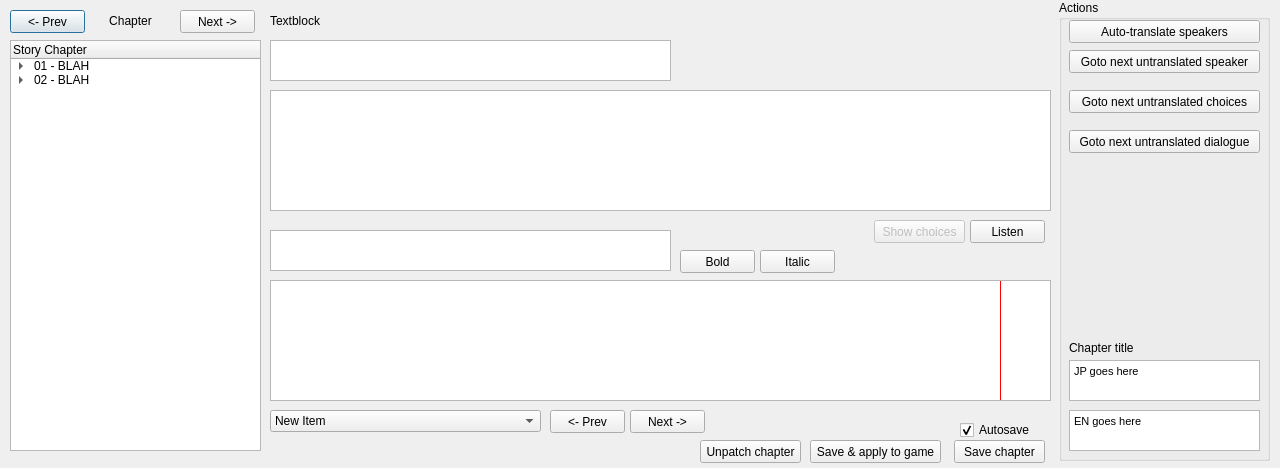
Old version of the form src/ui/widget_story.ui in the repository KevinVG207/Uma-Carotene-TL.
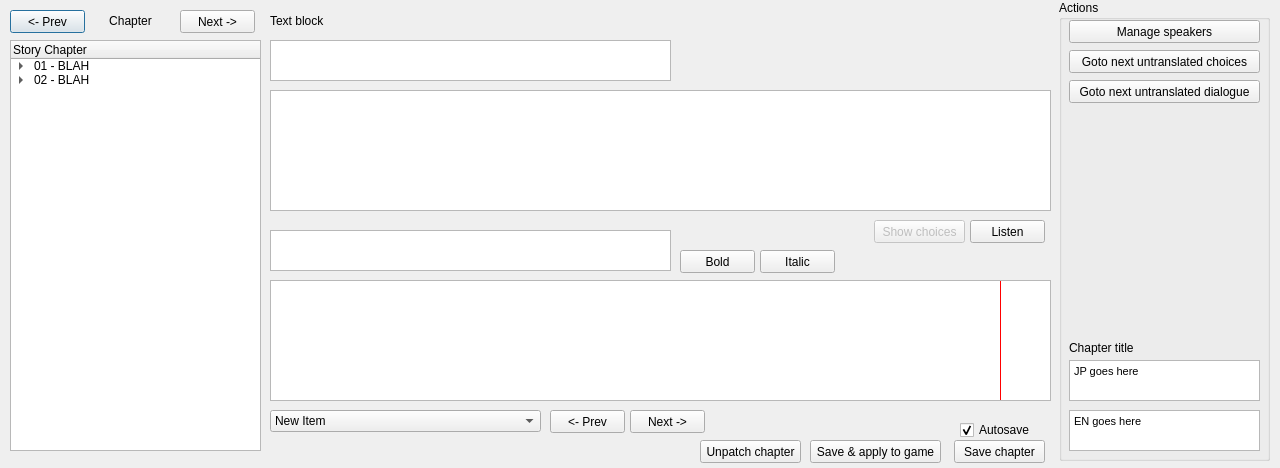
New version of the form.

Commit message: Add speaker manager

Diff of the .ui file:
```diff
--- a/src/ui/widget_story.ui
+++ b/src/ui/widget_story.ui
@@ -106,7 +106,7 @@
      </rect>
     </property>
     <property name="text">
-     <string notr="true">Auto-translate speakers</string>
+     <string notr="true">Manage speakers</string>
     </property>
    </widget>
    <widget class="QPushButton" name="pushButton_6">
@@ -119,19 +119,6 @@
      </rect>
     </property>
     <property name="text">
-     <string notr="true">Goto next untranslated speaker</string>
-    </property>
-   </widget>
-   <widget class="QPushButton" name="pushButton_9">
-    <property name="geometry">
-     <rect>
-      <x>10</x>
-      <y>90</y>
-      <width>191</width>
-      <height>23</height>
-     </rect>
-    </property>
-    <property name="text">
      <string notr="true">Goto next untranslated choices</string>
     </property>
    </widget>
@@ -139,7 +126,7 @@
     <property name="geometry">
      <rect>
       <x>10</x>
-      <y>130</y>
+      <y>80</y>
       <width>191</width>
       <height>23</height>
      </rect>
@@ -349,7 +336,7 @@
     </rect>
    </property>
    <property name="text">
-    <string notr="true">Textblock</string>
+    <string notr="true">Text block</string>
    </property>
   </widget>
   <widget class="QCheckBox" name="checkBox">
```
Left out of the diff: 6 changed lines with no effect on the pictures. The commit also changes 6 other files.
